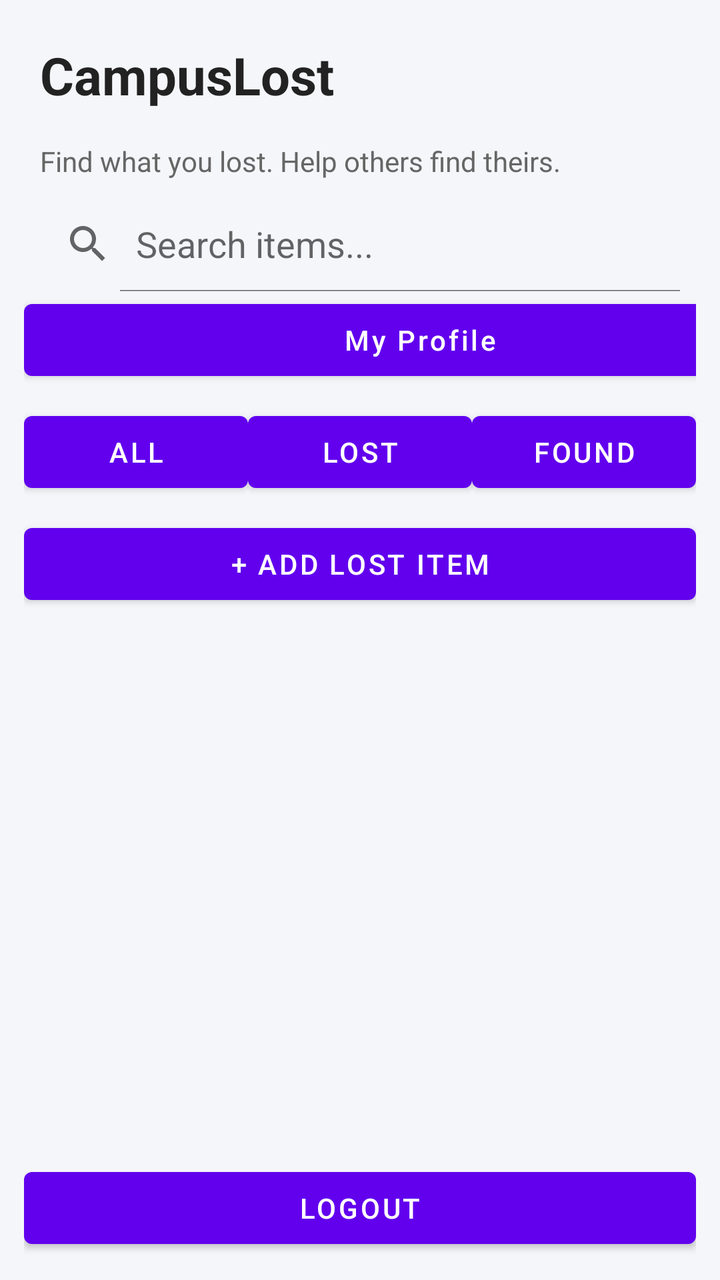
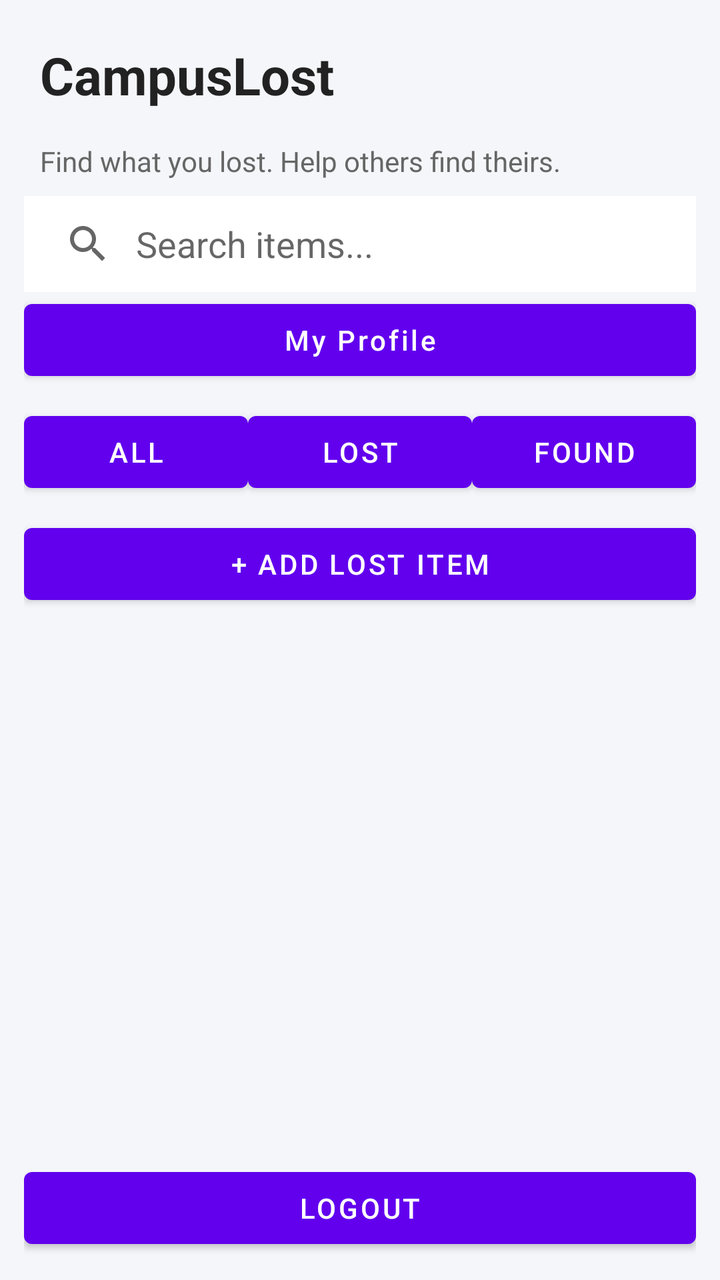

Compare the two renders of this Android layout. The source of the first and the diff that turns it into the second are given below.
<!-- AndroidManifest.xml: application theme Theme.CampusLost -->
<!-- res/layout/activity_home.xml -->
<?xml version="1.0" encoding="utf-8"?>
<LinearLayout
    xmlns:android="http://schemas.android.com/apk/res/android"
    android:layout_width="match_parent"
    android:layout_height="match_parent"
    android:orientation="vertical"
    android:padding="12dp"
    android:background="#F5F6FA">

    <TextView
        android:layout_width="match_parent"
        android:layout_height="wrap_content"
        android:text="CampusLost"
        android:textSize="26sp"
        android:textStyle="bold"
        android:textColor="#222222"
        android:padding="8dp"/>

    <TextView
        android:layout_width="match_parent"
        android:layout_height="wrap_content"
        android:text="Find what you lost. Help others find theirs."
        android:textSize="14sp"
        android:textColor="#666666"
        android:padding="8dp"/>

    <SearchView
        android:id="@+id/searchView"
        android:layout_width="match_parent"
        android:layout_height="wrap_content"
        android:queryHint="Search items..."
        android:iconifiedByDefault="false"/>

    <Button
        android:id="@+id/btnProfile"
        android:layout_width="396dp"
        android:layout_height="wrap_content"
        android:text="My Profile"
        android:textAllCaps="false" />

    <LinearLayout
        android:layout_width="match_parent"
        android:layout_height="wrap_content"
        android:orientation="horizontal"
        android:layout_marginTop="8dp">

        <Button
            android:id="@+id/btnAll"
            android:layout_width="0dp"
            android:layout_height="wrap_content"
            android:layout_weight="1"
            android:text="All"/>

        <Button
            android:id="@+id/btnLost"
            android:layout_width="0dp"
            android:layout_height="wrap_content"
            android:layout_weight="1"
            android:text="Lost"/>

        <Button
            android:id="@+id/btnFound"
            android:layout_width="0dp"
            android:layout_height="wrap_content"
            android:layout_weight="1"
            android:text="Found"/>

    </LinearLayout>

    <Button
        android:id="@+id/btnAddItem"
        android:layout_width="match_parent"
        android:layout_height="wrap_content"
        android:text="+ Add Lost Item"
        android:layout_marginTop="8dp"/>

    <androidx.recyclerview.widget.RecyclerView
        android:id="@+id/recyclerView"
        android:layout_width="match_parent"
        android:layout_height="0dp"
        android:layout_weight="1"
        android:paddingTop="8dp"/>

    <Button
        android:id="@+id/btnLogout"
        android:layout_width="match_parent"
        android:layout_height="wrap_content"
        android:text="Logout"/>

</LinearLayout>
<!-- resources referenced by this layout -->
<resources>
  <style name="Theme.CampusLost" parent="Theme.MaterialComponents.DayNight.NoActionBar" />
</resources>

<!-- the commit's change to res/layout/activity_home.xml (unified diff, before → after) -->
@@ -24,19 +24,27 @@
         android:textColor="#666666"
         android:padding="8dp"/>
 
+    
+
     <SearchView
         android:id="@+id/searchView"
         android:layout_width="match_parent"
         android:layout_height="wrap_content"
         android:queryHint="Search items..."
-        android:iconifiedByDefault="false"/>
+        android:iconifiedByDefault="false"
+        android:background="#FFFFFF"
+        android:queryBackground="@android:color/transparent"/>
+
+    
 
     <Button
         android:id="@+id/btnProfile"
-        android:layout_width="396dp"
+        android:layout_width="match_parent"
         android:layout_height="wrap_content"
         android:text="My Profile"
-        android:textAllCaps="false" />
+        android:textAllCaps="false"/>
+
+    
 
     <LinearLayout
         android:layout_width="match_parent"
@@ -67,12 +75,16 @@
 
     </LinearLayout>
 
+    
+
     <Button
         android:id="@+id/btnAddItem"
         android:layout_width="match_parent"
         android:layout_height="wrap_content"
         android:text="+ Add Lost Item"
         android:layout_marginTop="8dp"/>
+
+    
 
     <androidx.recyclerview.widget.RecyclerView
         android:id="@+id/recyclerView"
@@ -81,6 +93,8 @@
         android:layout_weight="1"
         android:paddingTop="8dp"/>
 
+    
+
     <Button
         android:id="@+id/btnLogout"
         android:layout_width="match_parent"
